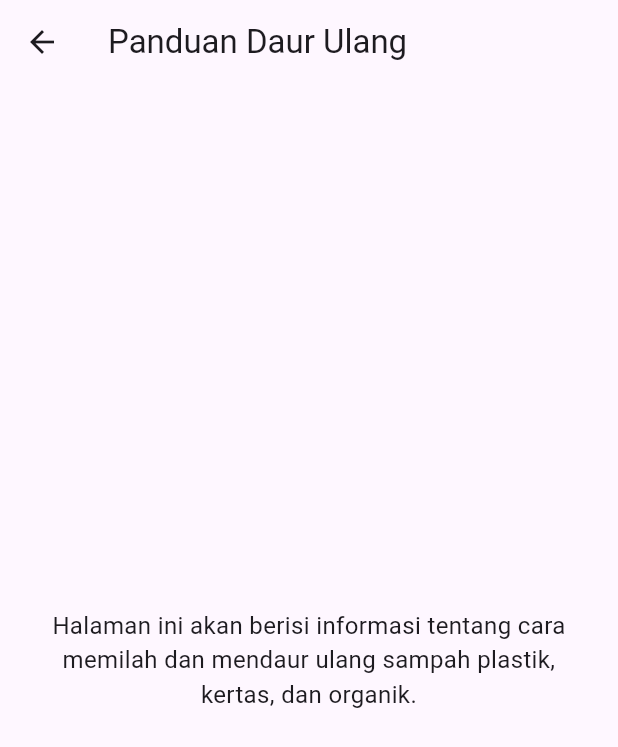
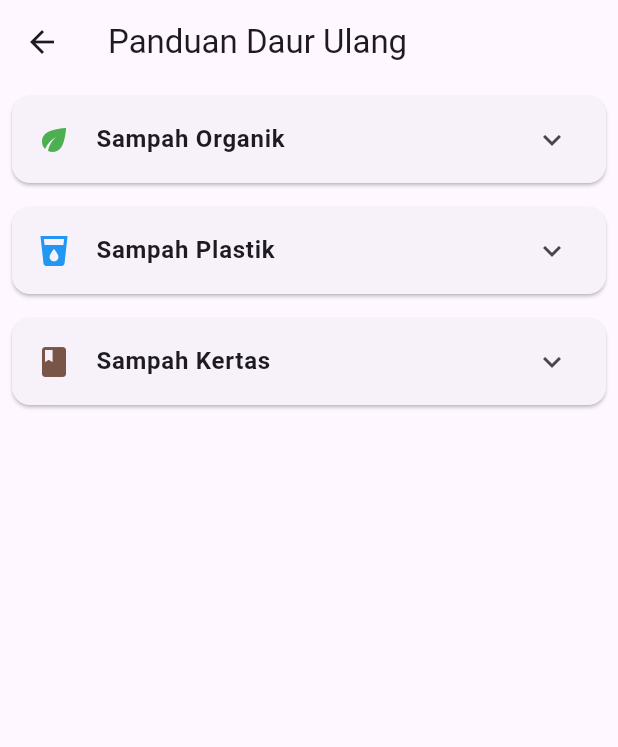
Before and after one commit to JoshvinSu/231110317_JoshvinSu_Remedial-Semester, a Flutter app: the screen it shows after launch, item 2 of the bottom bar chosen, on a phone screen of 412 x 824 dp. Shown: the top 747 px of the screen. Run offline on Flutter 3.47's test engine with Material 3 defaults, Android fonts, the phone set to English and light mode, and no system bars; our stand-ins replace get, image_picker.

Commit message:
menambahkan halaman panduan daur ulang, dan halaman profile

```diff
--- a/ecosort/lib/screens/guide_screen.dart
+++ b/ecosort/lib/screens/guide_screen.dart
@@ -8,20 +8,82 @@ class GuideScreen extends StatelessWidget {
   @override
   Widget build(BuildContext context) {
     return Scaffold(
-      appBar: AppBar(
-        title: const Text('Panduan Daur Ulang'),
-      ),
-      body: const Center(
-        child: Padding(
-          padding: EdgeInsets.all(16.0),
-          // TODO: Isi halaman ini dengan konten panduan daur ulang.
-          // Kamu bisa menggunakan ListView dengan Card untuk menampilkan daftar panduan.
-          child: Text(
-            'Halaman ini akan berisi informasi tentang cara memilah dan mendaur ulang sampah plastik, kertas, dan organik.',
-            textAlign: TextAlign.center,
-            style: TextStyle(fontSize: 16),
+      appBar: AppBar(title: const Text('Panduan Daur Ulang')),
+      body: ListView(
+        children: const <Widget>[
+          Card(
+            margin: EdgeInsets.all(8.0),
+            child: ExpansionTile(
+              leading: Icon(Icons.eco, color: Colors.green),
+              title: Text(
+                'Sampah Organik',
+                style: TextStyle(fontWeight: FontWeight.bold),
+              ),
+              children: <Widget>[
+                ListTile(
+                  title: Text('Apa saja yang termasuk?'),
+                  subtitle: Text(
+                    'Sisa makanan, daun kering, sayuran, buah-buahan, ampas kopi/teh.',
+                  ),
+                ),
+                ListTile(
+                  title: Text('Apa yang tidak termasuk?'),
+                  subtitle: Text(
+                    'Plastik, kaleng, kaca, bahan kimia, popok bekas.',
+                  ),
+                ),
+              ],
+            ),
           ),
-        ),
+          Card(
+            margin: EdgeInsets.all(8.0),
+            child: ExpansionTile(
+              leading: Icon(Icons.local_drink, color: Colors.blue),
+              title: Text(
+                'Sampah Plastik',
+                style: TextStyle(fontWeight: FontWeight.bold),
+              ),
+              children: <Widget>[
+                ListTile(
+                  title: Text('Apa saja yang termasuk?'),
+                  subtitle: Text(
+                    'Botol plastik, kemasan makanan, tas kresek, wadah plastik.',
+                  ),
+                ),
+                ListTile(
+                  title: Text('Apa yang tidak termasuk?'),
+                  subtitle: Text(
+                    'Kertas, sisa makanan, baterai, barang elektronik.',
+                  ),
+                ),
+              ],
+            ),
+          ),
+          Card(
+            margin: EdgeInsets.all(8.0),
+            child: ExpansionTile(
+              leading: Icon(Icons.book, color: Colors.brown),
+              title: Text(
+                'Sampah Kertas',
+                style: TextStyle(fontWeight: FontWeight.bold),
+              ),
+              children: <Widget>[
+                ListTile(
+                  title: Text('Apa saja yang termasuk?'),
+                  subtitle: Text(
+                    'Koran, majalah, kardus, kertas HVS, buku tulis.',
+                  ),
+                ),
+                ListTile(
+                  title: Text('Apa yang tidak termasuk?'),
+                  subtitle: Text(
+                    'Kertas thermal (struk), kertas berminyak, tisu bekas, styrofoam.',
+                  ),
+                ),
+              ],
+            ),
+          ),
+        ],
       ),
     );
   }
--- a/ecosort/pubspec.yaml
+++ b/ecosort/pubspec.yaml
@@ -33,6 +33,7 @@ dependencies:
 
   get: ^4.6.6
   intl: ^0.19.0
+  image_picker: ^1.1.2
 
   cupertino_icons: ^1.0.2
 
```
Also changed, not shown: ecosort/lib/screens/home_screen.dart (+6 -15 lines), ecosort/lib/screens/profile_screen.dart (added, +104 -0 lines), ecosort/pubspec.lock, 5 other files.
